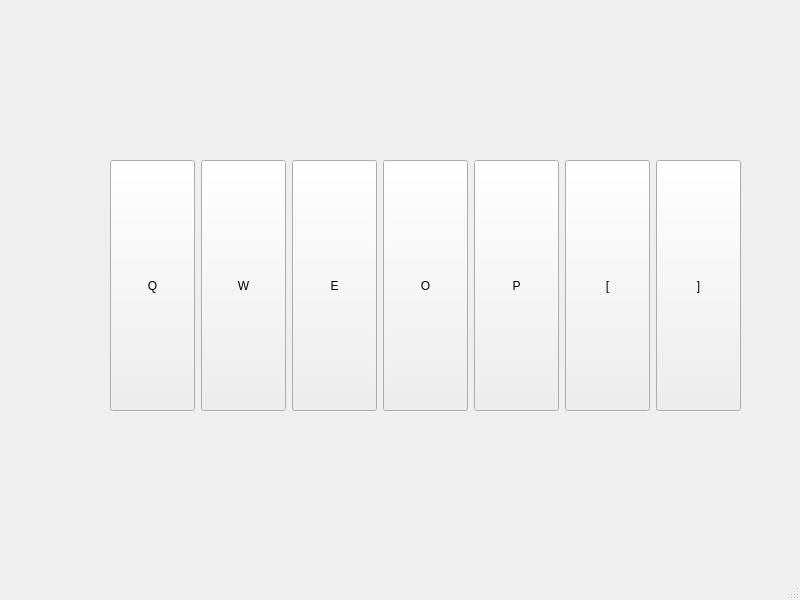
This is mainwindow.ui in bembek7/DigitalPiano as Qt 5 draws it before an edit. The edited form follows.
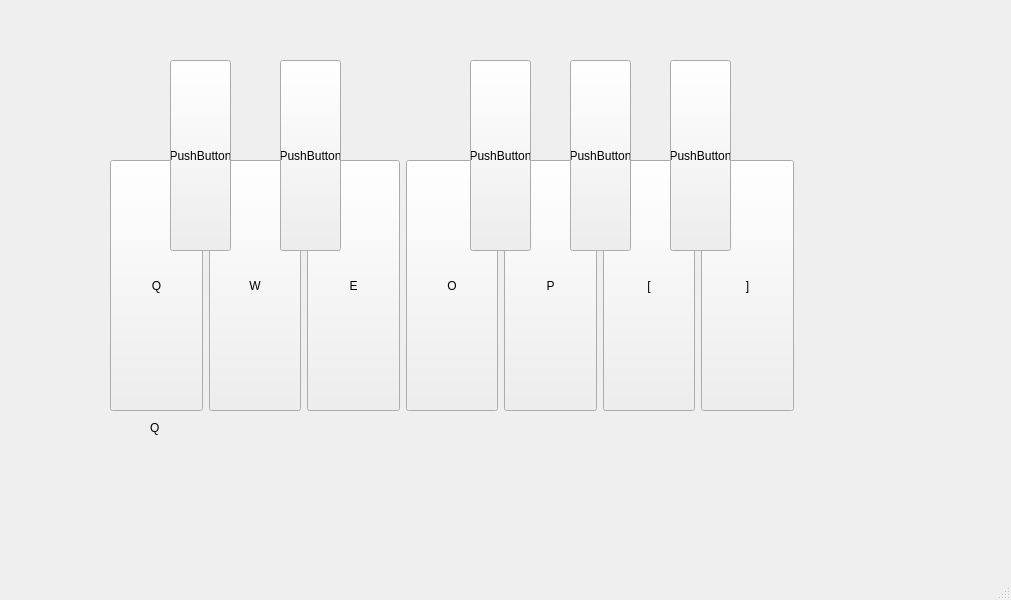
This is the edited form.

Commit message: Created SoundsManager class.

Diff of the .ui file:
```diff
--- a/mainwindow.ui
+++ b/mainwindow.ui
@@ -6,7 +6,7 @@
    <rect>
     <x>0</x>
     <y>0</y>
-    <width>800</width>
+    <width>1011</width>
     <height>600</height>
    </rect>
   </property>
@@ -19,7 +19,7 @@
      <rect>
       <x>110</x>
       <y>160</y>
-      <width>631</width>
+      <width>684</width>
       <height>251</height>
      </rect>
     </property>
@@ -120,6 +120,84 @@
      </item>
     </layout>
    </widget>
+   <widget class="QPushButton" name="pushButton_2">
+    <property name="geometry">
+     <rect>
+      <x>170</x>
+      <y>60</y>
+      <width>61</width>
+      <height>191</height>
+     </rect>
+    </property>
+    <property name="text">
+     <string>PushButton</string>
+    </property>
+   </widget>
+   <widget class="QPushButton" name="pushButton_8">
+    <property name="geometry">
+     <rect>
+      <x>280</x>
+      <y>60</y>
+      <width>61</width>
+      <height>191</height>
+     </rect>
+    </property>
+    <property name="text">
+     <string>PushButton</string>
+    </property>
+   </widget>
+   <widget class="QPushButton" name="pushButton_9">
+    <property name="geometry">
+     <rect>
+      <x>470</x>
+      <y>60</y>
+      <width>61</width>
+      <height>191</height>
+     </rect>
+    </property>
+    <property name="text">
+     <string>PushButton</string>
+    </property>
+   </widget>
+   <widget class="QPushButton" name="pushButton_10">
+    <property name="geometry">
+     <rect>
+      <x>670</x>
+      <y>60</y>
+      <width>61</width>
+      <height>191</height>
+     </rect>
+    </property>
+    <property name="text">
+     <string>PushButton</string>
+    </property>
+   </widget>
+   <widget class="QPushButton" name="pushButton_11">
+    <property name="geometry">
+     <rect>
+      <x>570</x>
+      <y>60</y>
+      <width>61</width>
+      <height>191</height>
+     </rect>
+    </property>
+    <property name="text">
+     <string>PushButton</string>
+    </property>
+   </widget>
+   <widget class="QLabel" name="label">
+    <property name="geometry">
+     <rect>
+      <x>150</x>
+      <y>420</y>
+      <width>49</width>
+      <height>16</height>
+     </rect>
+    </property>
+    <property name="text">
+     <string>Q</string>
+    </property>
+   </widget>
   </widget>
   <widget class="QMenuBar" name="menubar">
    <property name="geometry">
```
Left out of the diff: 2 changed lines with no effect on the pictures. The commit also changes 6 other files.
